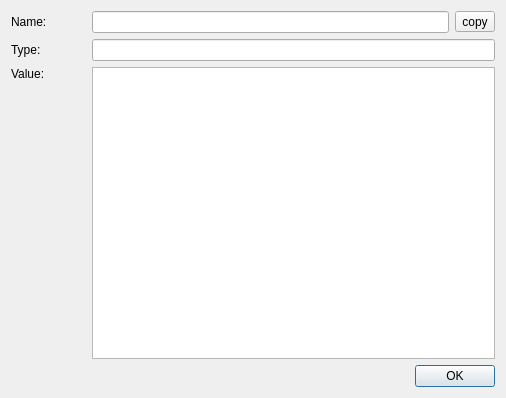
Qt form Qitom/ui/dialogVariableDetail.ui (itom-project/itom) before a commit.
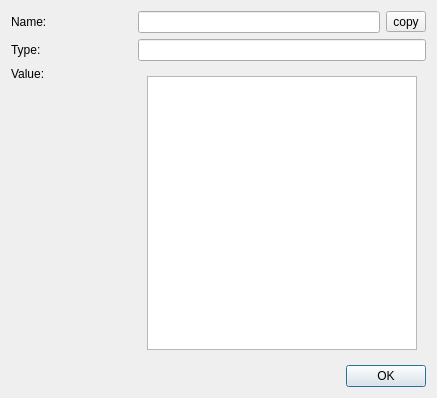
The same form after that commit. The open tabs and pages were chosen to show the change. Icons and pictures are not drawn. Custom widgets are drawn as their Qt base class.

Commit message: added dataObjectTable in a stackedWidget to dialogVariableDetail

Patch:
```diff
--- a/Qitom/ui/dialogVariableDetail.ui
+++ b/Qitom/ui/dialogVariableDetail.ui
@@ -9,7 +9,7 @@
    <rect>
     <x>0</x>
     <y>0</y>
-    <width>506</width>
+    <width>437</width>
     <height>398</height>
    </rect>
   </property>
@@ -26,6 +26,12 @@
        </property>
        <item row="0" column="0">
         <widget class="QLabel" name="label">
+         <property name="sizePolicy">
+          <sizepolicy hsizetype="Minimum" vsizetype="Preferred">
+           <horstretch>0</horstretch>
+           <verstretch>0</verstretch>
+          </sizepolicy>
+         </property>
          <property name="minimumSize">
           <size>
            <width>75</width>
@@ -39,6 +45,12 @@
        </item>
        <item row="1" column="0">
         <widget class="QLabel" name="label_2">
+         <property name="sizePolicy">
+          <sizepolicy hsizetype="Minimum" vsizetype="Preferred">
+           <horstretch>0</horstretch>
+           <verstretch>0</verstretch>
+          </sizepolicy>
+         </property>
          <property name="minimumSize">
           <size>
            <width>75</width>
@@ -52,6 +64,12 @@
        </item>
        <item row="2" column="0">
         <widget class="QLabel" name="label_3">
+         <property name="sizePolicy">
+          <sizepolicy hsizetype="Minimum" vsizetype="Preferred">
+           <horstretch>0</horstretch>
+           <verstretch>0</verstretch>
+          </sizepolicy>
+         </property>
          <property name="minimumSize">
           <size>
            <width>75</width>
@@ -66,13 +84,6 @@
          </property>
         </widget>
        </item>
-       <item row="0" column="2">
-        <widget class="QLineEdit" name="txtName">
-         <property name="readOnly">
-          <bool>true</bool>
-         </property>
-        </widget>
-       </item>
        <item row="0" column="3">
         <widget class="QToolButton" name="btnCopyClipboard">
          <property name="toolTip">
@@ -87,15 +98,47 @@
          </property>
         </widget>
        </item>
-       <item row="1" column="2" colspan="2">
+       <item row="2" column="1" colspan="3">
+        <widget class="QStackedWidget" name="stackedWidget">
+         <property name="currentIndex">
+          <number>0</number>
+         </property>
+         <widget class="QWidget" name="page">
+          <layout class="QGridLayout" name="gridLayout_3">
+           <item row="0" column="0">
+            <widget class="QPlainTextEdit" name="txtValue">
+             <property name="readOnly">
+              <bool>true</bool>
+             </property>
+            </widget>
+           </item>
+          </layout>
+         </widget>
+         <widget class="QWidget" name="page_2">
+          <layout class="QGridLayout" name="gridLayout_4">
+           <item row="0" column="0">
+            <widget class="DataObjectTable" name="dataObjectTable">
+             <property name="rowCount" stdset="0">
+              <number>3</number>
+             </property>
+             <property name="columnCount" stdset="0">
+              <number>3</number>
+             </property>
+            </widget>
+           </item>
+          </layout>
+         </widget>
+        </widget>
+       </item>
+       <item row="1" column="1" colspan="3">
         <widget class="QLineEdit" name="txtType">
          <property name="readOnly">
           <bool>true</bool>
          </property>
         </widget>
        </item>
-       <item row="2" column="2" colspan="2">
-        <widget class="QPlainTextEdit" name="txtValue">
+       <item row="0" column="1" colspan="2">
+        <widget class="QLineEdit" name="txtName">
          <property name="readOnly">
           <bool>true</bool>
          </property>
@@ -134,6 +177,13 @@
    </item>
   </layout>
  </widget>
+ <customwidgets>
+  <customwidget>
+   <class>DataObjectTable</class>
+   <extends>QTableView</extends>
+   <header>dataObjectTable.h</header>
+  </customwidget>
+ </customwidgets>
  <resources>
   <include location="../qitom.qrc"/>
  </resources>
```
